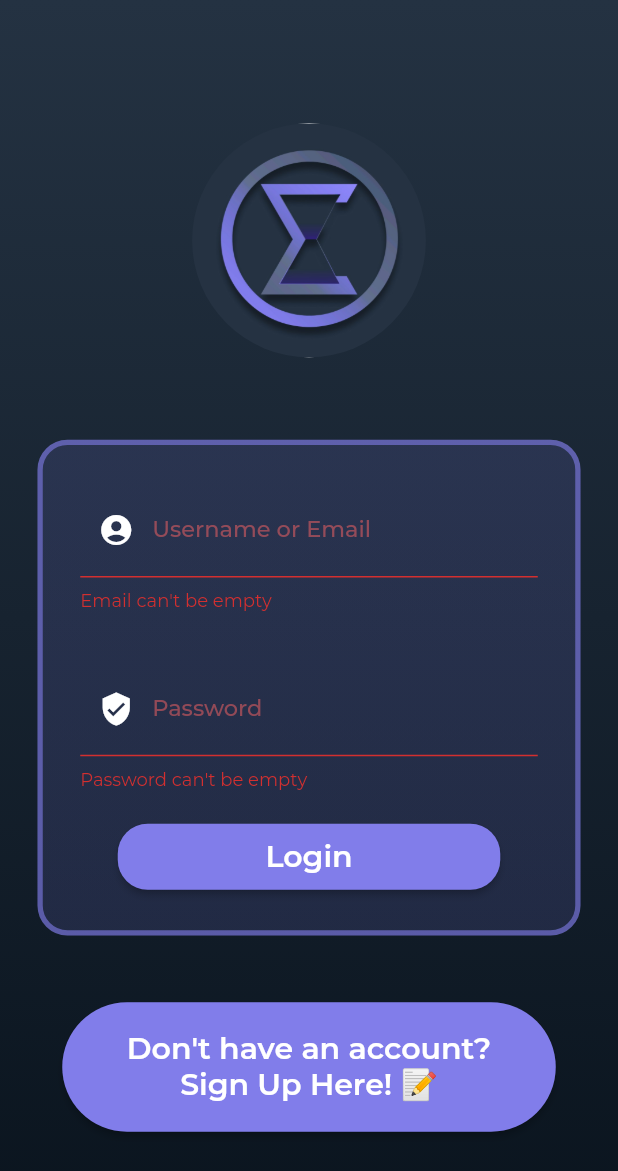
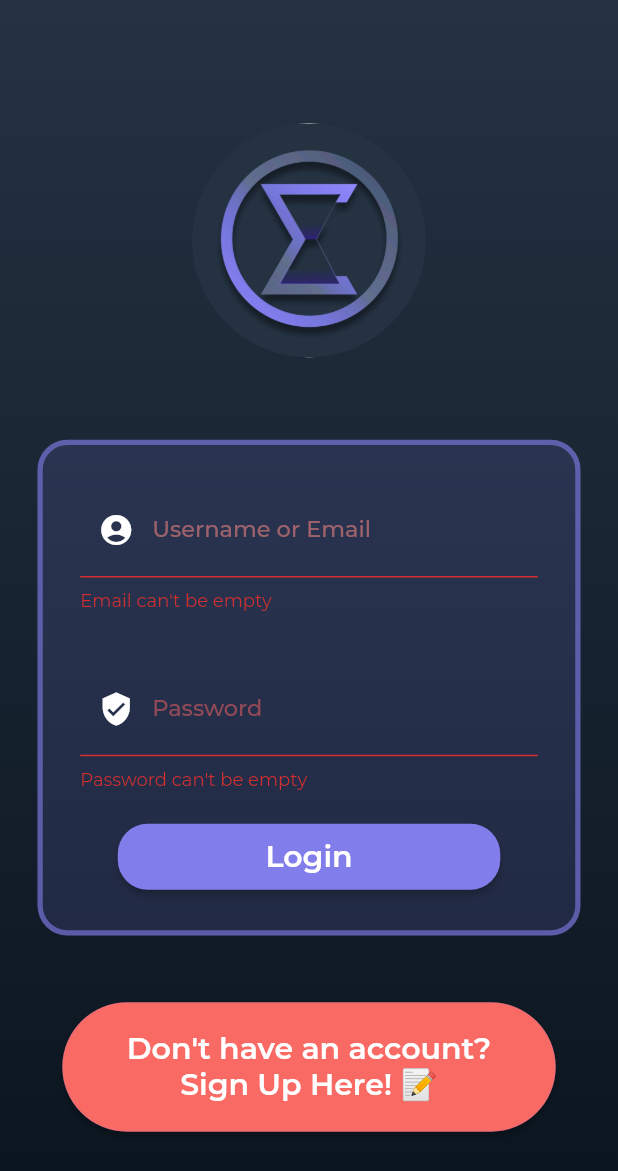
Before and after one commit to AxyleneOmega/sigma-app, a Flutter app: the screen it shows after launch, after a tap on "Login", on a phone screen of 412 x 824 dp. Shown: the top 1171 px of the screen. Run offline on Flutter 3.47's test engine with Material 2 defaults, Android fonts, the phone set to English and light mode, and no system bars; our stand-ins replace carousel_slider, firebase_auth, firebase_core, google_fonts, shared_preferences; missing offline and left inert: flutter_clean_calendar; accounts and stored records are empty; project files that could hold a hidden picture were left out.

Commit message:
Fixed Auth-flow

```diff
--- a/sigma_v1/lib/auth/login_page.dart
+++ b/sigma_v1/lib/auth/login_page.dart
@@ -44,11 +44,13 @@ class _LoginPage extends State<LoginPage> {
               await widget.auth.signInWithEmailAndPassword(_email!, _password!);
           print('Logged In As: $userID');
         } else {
-          String userID = await widget.auth
-              .createUserWithEmailAndPassword(_email!, _password!);
+          //String userID = await widget.auth
+          //.createUserWithEmailAndPassword(_email!, _password!);
           UserCredential userCredential = await FirebaseAuth.instance
               .createUserWithEmailAndPassword(
                   email: _email!, password: _password!);
+          String userID =
+              await widget.auth.signInWithEmailAndPassword(_email!, _password!);
           print('Signed Up: $userID');
           ScaffoldMessenger.of(context).showSnackBar(SnackBar(
               duration: const Duration(seconds: 3),
@@ -67,19 +69,27 @@ class _LoginPage extends State<LoginPage> {
         }
         widget.onLogin();
       } on FirebaseAuthException catch (e) {
+        Duration messageDuration = const Duration(seconds: 3);
         String errorMessage = e.message.toString();
         if (e.message.toString() ==
             'There is no user record corresponding to this identifier. The user may have been deleted.') {
-          errorMessage = 'Account does not exist, Sign Up instead.';
+          errorMessage = 'Account does not exist yet, Sign Up instead.';
         }
         if (e.message.toString() ==
             'The email address is already in use by another account.') {
           errorMessage =
               'Account already exists with this email, Login instead.';
         }
+        if (e.message.toString() ==
+            'The user account has been disabled by an administrator.') {
+          errorMessage = 'Account has been disabled. Click here to know more.';
+          messageDuration = const Duration(seconds: 10);
+        }
+
         print('Error: $e');
         ScaffoldMessenger.of(context).showSnackBar(SnackBar(
-            duration: const Duration(seconds: 3),
+            //action: //todo: Add function that opens link to support website browser based on the error
+            duration: messageDuration,
             backgroundColor: const Color.fromRGBO(129, 125, 234, .8),
             content: Text(
               errorMessage,
@@ -242,7 +252,7 @@ class _LoginPage extends State<LoginPage> {
                   fontStyle: FontStyle.normal,
                   fontWeight: FontWeight.w500,
                   fontFamily: 'Montserrat',
-                  color: Color.fromRGBO(255, 100, 100, .5),
+                  color: Color.fromRGBO(234, 129, 125, .6),
                   fontSize: 15,
                 );
               } else {
@@ -298,7 +308,7 @@ class _LoginPage extends State<LoginPage> {
                 return const Color.fromRGBO(129, 125, 234, 1);
               }
               if (states.contains(MaterialState.error)) {
-                return const Color.fromRGBO(255, 100, 100, .5);
+                return const Color.fromRGBO(234, 129, 125, 1);
               }
               return Colors.white;
             }),
@@ -359,6 +369,16 @@ class _LoginPage extends State<LoginPage> {
       padding: const EdgeInsets.fromLTRB(25, 20, 25, 0),
       child: ElevatedButton(
         style: ButtonStyle(
+            backgroundColor:
+                MaterialStateColor.resolveWith((Set<MaterialState> states) {
+              if (_formType == FormType.signup) {
+                return const Color.fromRGBO(249, 106, 101, 1);
+              }
+              if (_formType == FormType.login) {
+                return const Color.fromRGBO(129, 125, 234, 1);
+              }
+              return Colors.white;
+            }),
             shape: MaterialStateProperty.all<RoundedRectangleBorder>(
                 RoundedRectangleBorder(
                     borderRadius: BorderRadius.circular(20),
@@ -416,6 +436,16 @@ class _LoginPage extends State<LoginPage> {
             padding: const EdgeInsets.fromLTRB(8, 16, 8, 16),
             child: ElevatedButton(
               style: ButtonStyle(
+                  backgroundColor: MaterialStateColor.resolveWith(
+                      (Set<MaterialState> states) {
+                    if (_formType == FormType.signup) {
+                      return const Color.fromRGBO(129, 125, 234, 1);
+                    }
+                    if (_formType == FormType.login) {
+                      return const Color.fromRGBO(249, 106, 101, 1);
+                    }
+                    return Colors.white;
+                  }),
                   shape: MaterialStateProperty.all<RoundedRectangleBorder>(
                       RoundedRectangleBorder(
                           borderRadius: BorderRadius.circular(50),
--- a/sigma_v1/lib/pages/rewards_page.dart
+++ b/sigma_v1/lib/pages/rewards_page.dart
@@ -34,6 +34,7 @@ class RewardsPage extends StatelessWidget {
                   },
                   backgroundColor: const Color.fromRGBO(129, 125, 234, 1),
                   flexibleSpace: const FlexibleSpaceBar(
+                    centerTitle: true,
                     stretchModes: <StretchMode>[
                       StretchMode.zoomBackground,
                       StretchMode.fadeTitle,
--- a/sigma_v1/lib/root_page.dart
+++ b/sigma_v1/lib/root_page.dart
@@ -2,7 +2,6 @@ import 'package:flutter/material.dart';
 import 'package:sigma_v1/auth/login_page.dart';
 import 'package:sigma_v1/auth/auth.dart';
 import 'package:sigma_v1/footer/tabbar_material_widget.dart';
-import 'package:sigma_v1/main.dart';
 import 'package:sigma_v1/pages/about_page.dart';
 import 'package:sigma_v1/pages/goals_page.dart';
 import 'package:sigma_v1/pages/playerPages/player_page.dart';
```
Also changed, not shown: sigma_v1/lib/main.dart (+13 -0 lines), sigma_v1/lib/pages/schedule/schedule_page.dart (+9 -6 lines), sigma_v1/pubspec.yaml (+9 -1 lines), sigma_v1/assets/gameLogos/bounceBack.jpg (added), sigma_v1/assets/gameLogos/catchThemAll.jpg (added), sigma_v1/assets/gameLogos/tapThemAll.jpg (added), sigma_v1/pubspec.lock, 1 other file.
